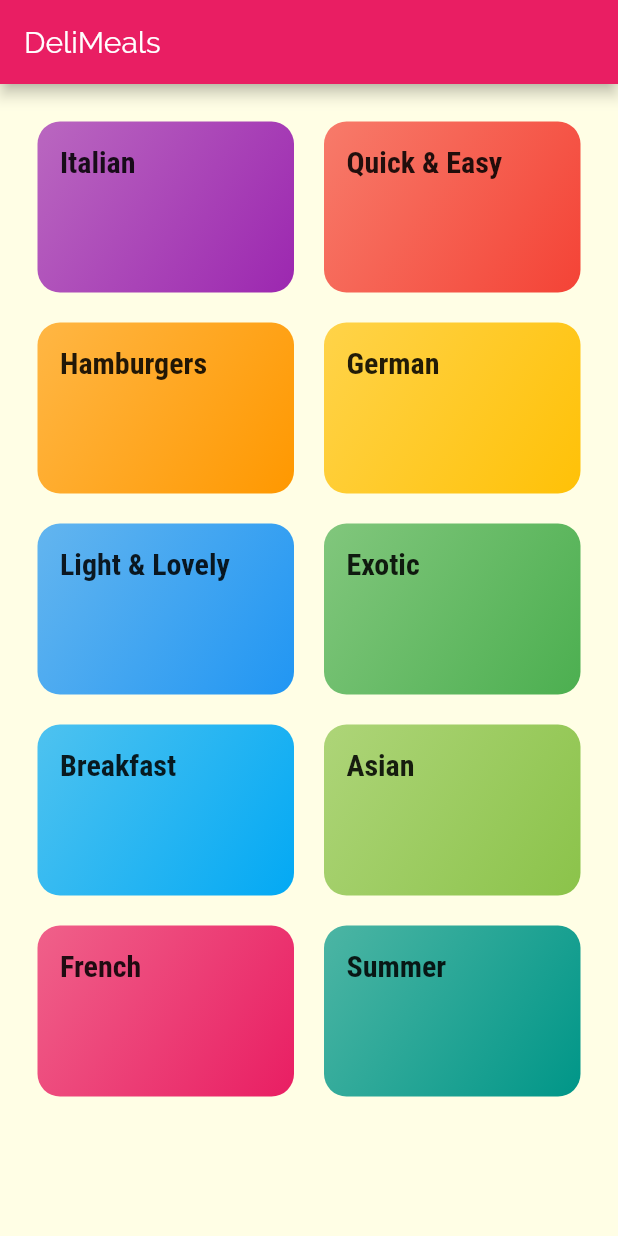
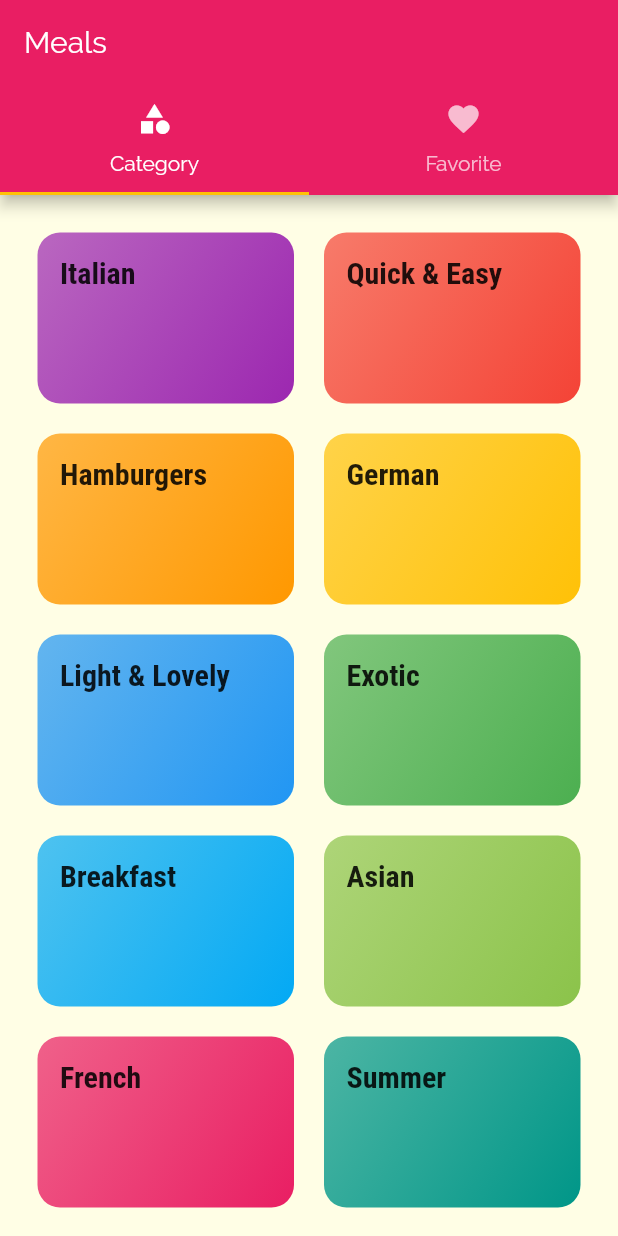
Before and after one commit to sadid369/meal_app2, a Flutter app: the screen it shows after launch, on a phone screen of 412 x 824 dp. Run offline on Flutter 3.47's test engine with Material 2 defaults, Android fonts, the phone set to English and light mode, and no system bars.

Commit message:
day 7 tab bar module completed

```diff
--- a/lib/main.dart
+++ b/lib/main.dart
@@ -2,6 +2,7 @@ import 'package:flutter/material.dart';
 import 'package:meal_app2/screen/categories_screen.dart';
 import 'package:meal_app2/screen/categoryMealScreen.dart';
 import 'package:meal_app2/screen/meal_details_screen.dart';
+import 'package:meal_app2/screen/tabs_screen.dart';
 
 void main() {
   runApp(MyApp());
@@ -33,7 +34,7 @@ class MyApp extends StatelessWidget {
             ),
       ),
       routes: {
-        '/': (ctx) => CategoriesScreen(),
+        '/': (ctx) => TabsScreen(),
         CategoryMealScreen.routeName: (ctx) => CategoryMealScreen(),
         MealDetailsScreen.routeName: (ctx) => MealDetailsScreen(),
       },
--- a/lib/screen/categories_screen.dart
+++ b/lib/screen/categories_screen.dart
@@ -5,11 +5,7 @@ import 'package:meal_app2/widget/category_item.dart';
 class CategoriesScreen extends StatelessWidget {
   @override
   Widget build(BuildContext context) {
-    return Scaffold(
-      appBar: AppBar(
-        title: const Text('DeliMeals'),
-      ),
-      body: GridView(
+    return GridView(
       padding: const EdgeInsets.all(25),
       children: DUMMY_CATEGORIES.map((catData) {
         return CategoryItem(
@@ -24,7 +20,6 @@ class CategoriesScreen extends StatelessWidget {
         crossAxisSpacing: 20,
         mainAxisSpacing: 20,
       ),
-      ),
     );
   }
 }
--- /dev/null
+++ b/lib/screen/favorite_screen.dart
@@ -0,0 +1,10 @@
+import 'package:flutter/material.dart';
+
+class FavoriteScreen extends StatelessWidget {
+  @override
+  Widget build(BuildContext context) {
+    return Center(
+      child: Text('The Favorite Screen'),
+    );
+  }
+}
--- /dev/null
+++ b/lib/screen/tabs_screen.dart
@@ -0,0 +1,40 @@
+import 'package:flutter/material.dart';
+import 'package:meal_app2/screen/categories_screen.dart';
+import 'package:meal_app2/screen/favorite_screen.dart';
+
+class TabsScreen extends StatefulWidget {
+  @override
+  _TabsScreenState createState() => _TabsScreenState();
+}
+
+class _TabsScreenState extends State<TabsScreen> {
+  @override
+  Widget build(BuildContext context) {
+    return DefaultTabController(
+      length: 2,
+      child: Scaffold(
+        appBar: AppBar(
+          title: Text('Meals'),
+          bottom: TabBar(
+            tabs: [
+              Tab(
+                icon: Icon(Icons.category),
+                text: 'Category',
+              ),
+              Tab(
+                icon: Icon(Icons.favorite),
+                text: 'Favorite',
+              )
+            ],
+          ),
+        ),
+        body: TabBarView(
+          children: [
+            CategoriesScreen(),
+            FavoriteScreen(),
+          ],
+        ),
+      ),
+    );
+  }
+}
```
Lines whose indentation alone changed are shown as unchanged.
